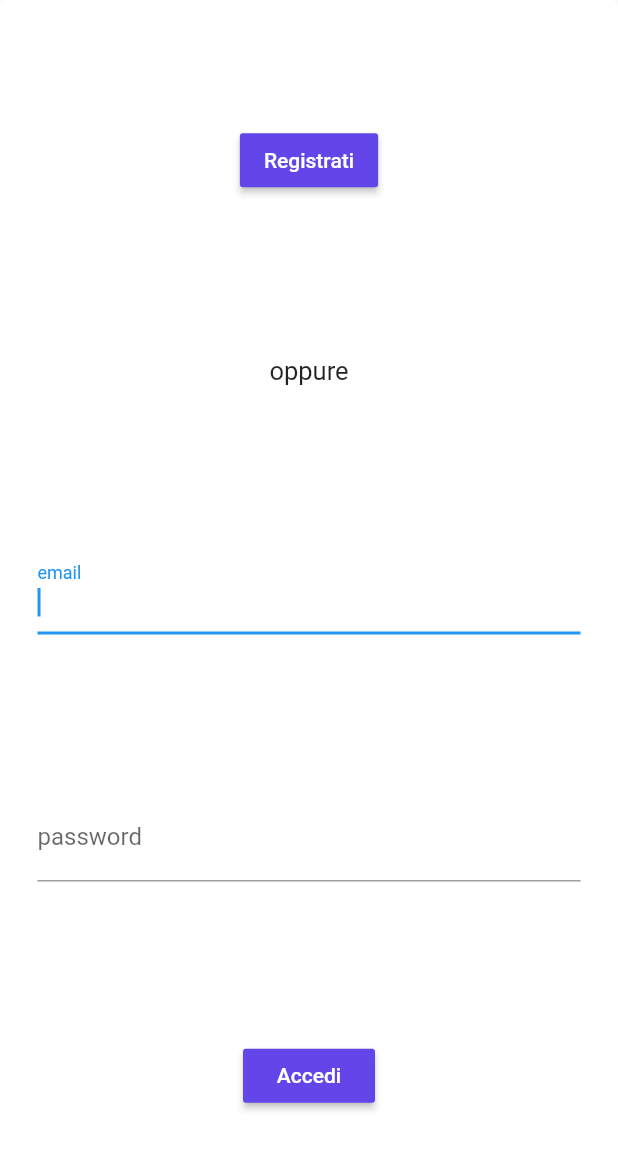
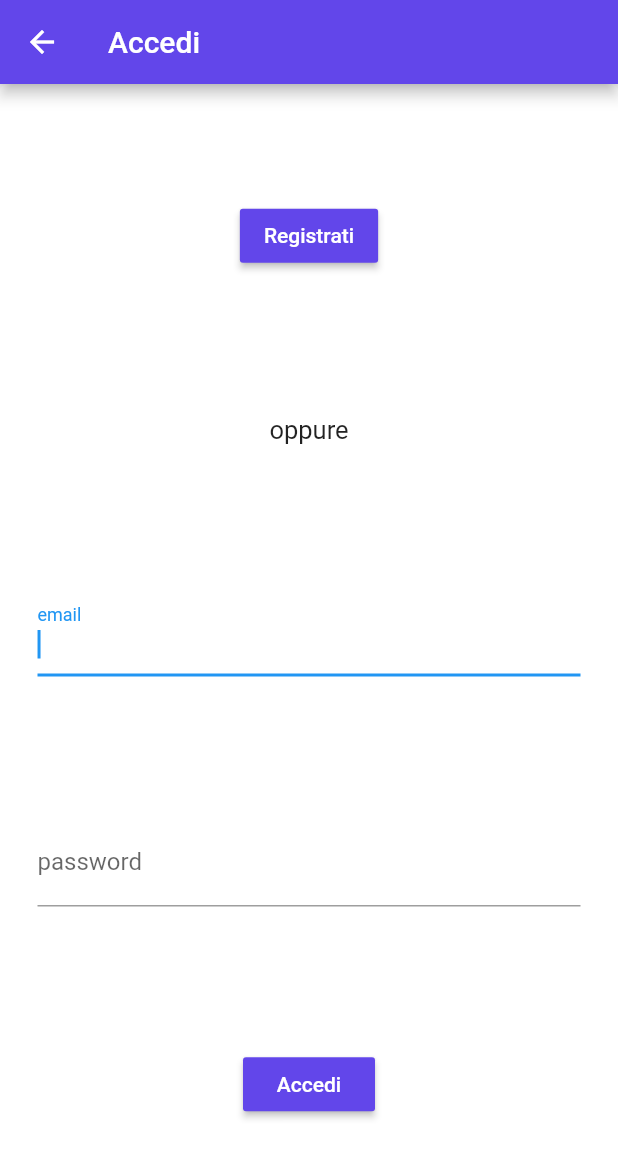
Before and after one commit to unimoreinginfo/flutter-appunti-web, a Flutter app: the LoginPage screen opened by its route, on a phone screen of 412 x 824 dp. Shown: the top 1157 px of the screen. Run offline on Flutter 3.47's test engine with Material 2 defaults, Android fonts, the phone set to English and light mode, and no system bars; our stand-ins replace dio, file_picker, fluro; missing offline and left inert: dart:html; network calls fail.

Commit message:
aggiunta appbar a pagina login

```diff
--- a/lib/login.dart
+++ b/lib/login.dart
@@ -10,7 +10,9 @@ class LoginPage extends StatelessWidget {
 
   @override
   Widget build(context) =>
-      Scaffold(body: LayoutBuilder(builder: (context, constraints) {
+    Scaffold(
+      appBar: AppBar(title: Text("Accedi")),
+      body: LayoutBuilder(builder: (context, constraints) {
         return AnimatedContainer(
             duration: Duration(milliseconds: 500),
             padding: constraints.maxWidth < 500
```
